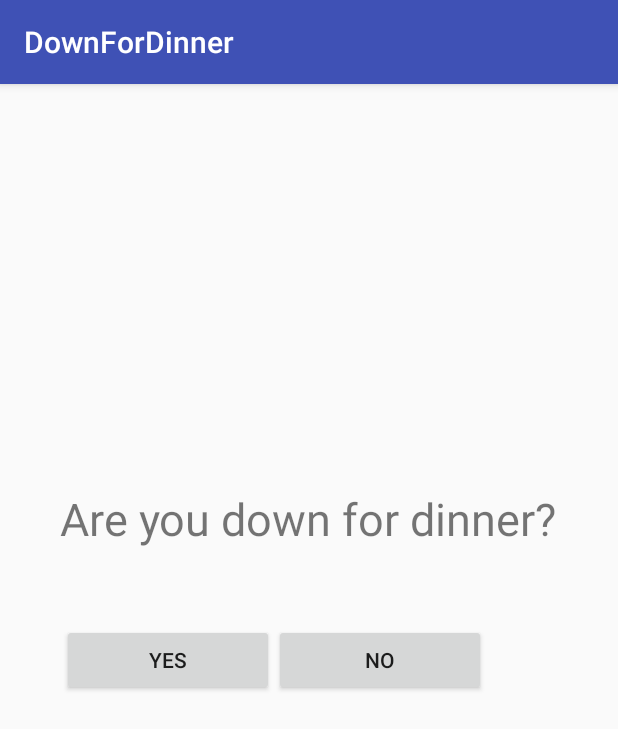
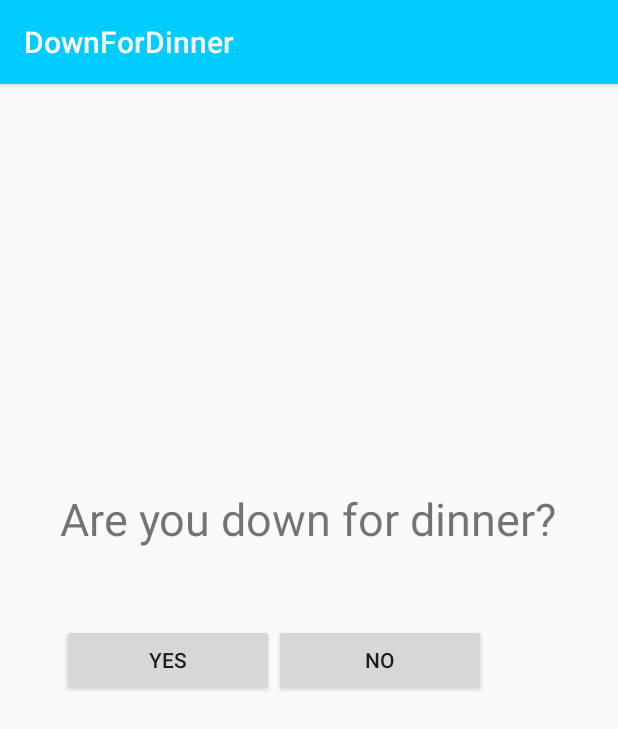
Before and after one commit to cwaldren/DownForDinner, an Android app: the InitialResponseActivity screen opened directly, with no data from a screen before it, on a phone screen of 412 x 824 dp. Shown: the top 729 px of the screen. Run offline under Robolectric (Android 15) with nearby library versions, the phone set to English and light mode, and no system bars; our stand-ins replace ButterKnife; libraries missing offline, so code that uses them is left out: com.parse.

Commit message:
color change

```diff
--- a/app/src/main/res/values/colors.xml
+++ b/app/src/main/res/values/colors.xml
@@ -1,6 +1,6 @@
 <?xml version="1.0" encoding="utf-8"?>
 <resources>
-    <color name="colorPrimary">#3F51B5</color>
+    <color name="colorPrimary">#00ccff</color>
     <color name="colorPrimaryDark">#303F9F</color>
     <color name="colorAccent">#FF4081</color>
 </resources>
```
